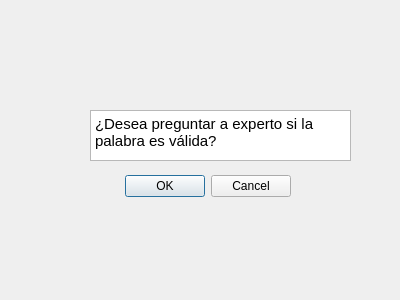
Before: the Qt Designer form preguntarexperto.ui in wajo10/Proyecto1-Datos2, drawn with Qt 5.
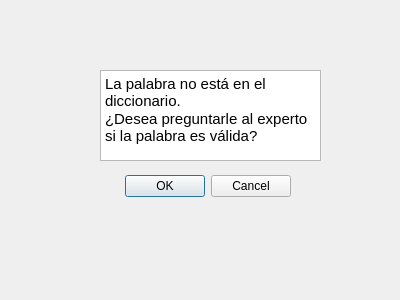
After: the same form once the commit is applied.

Diff of the .ui file:
```diff
--- a/preguntarexperto.ui
+++ b/preguntarexperto.ui
@@ -29,13 +29,13 @@
     <set>QDialogButtonBox::Cancel|QDialogButtonBox::Ok</set>
    </property>
   </widget>
-  <widget class="QTextBrowser" name="textBrowser">
+  <widget class="QTextEdit" name="textEdit">
    <property name="geometry">
     <rect>
-     <x>90</x>
-     <y>110</y>
-     <width>261</width>
-     <height>51</height>
+     <x>100</x>
+     <y>70</y>
+     <width>221</width>
+     <height>91</height>
     </rect>
    </property>
    <property name="html">
@@ -43,7 +43,8 @@
 &lt;html&gt;&lt;head&gt;&lt;meta name=&quot;qrichtext&quot; content=&quot;1&quot; /&gt;&lt;style type=&quot;text/css&quot;&gt;
 p, li { white-space: pre-wrap; }
 &lt;/style&gt;&lt;/head&gt;&lt;body style=&quot; font-family:'Cantarell'; font-size:11pt; font-weight:400; font-style:normal;&quot;&gt;
-&lt;p style=&quot; margin-top:0px; margin-bottom:0px; margin-left:0px; margin-right:0px; -qt-block-indent:0; text-indent:0px;&quot;&gt;¿Desea preguntar a experto si la palabra es válida?&lt;/p&gt;&lt;/body&gt;&lt;/html&gt;</string>
+&lt;p style=&quot; margin-top:0px; margin-bottom:0px; margin-left:0px; margin-right:0px; -qt-block-indent:0; text-indent:0px;&quot;&gt;La palabra no está en el diccionario.&lt;/p&gt;
+&lt;p style=&quot; margin-top:0px; margin-bottom:0px; margin-left:0px; margin-right:0px; -qt-block-indent:0; text-indent:0px;&quot;&gt;¿Desea preguntarle al experto si la palabra es válida?&lt;/p&gt;&lt;/body&gt;&lt;/html&gt;</string>
    </property>
   </widget>
  </widget>
```
